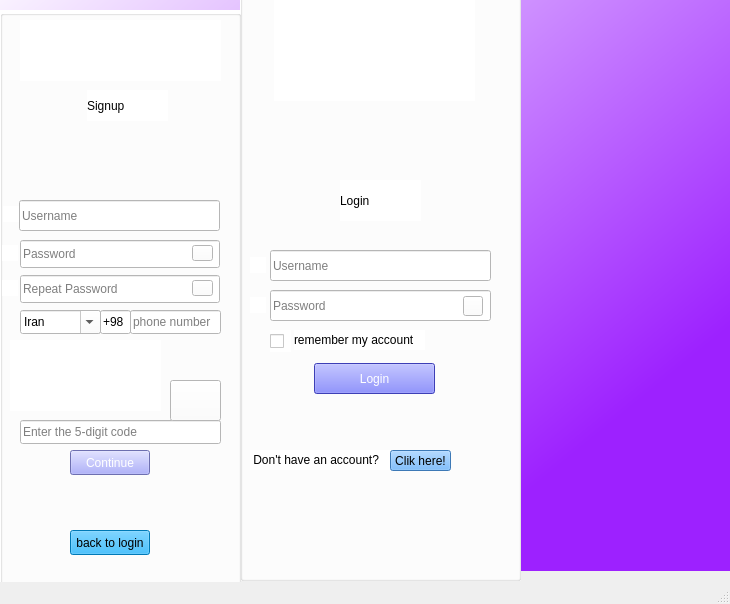
Above: login.ui from Pourya231/converso before the change. Below: the same form after it.
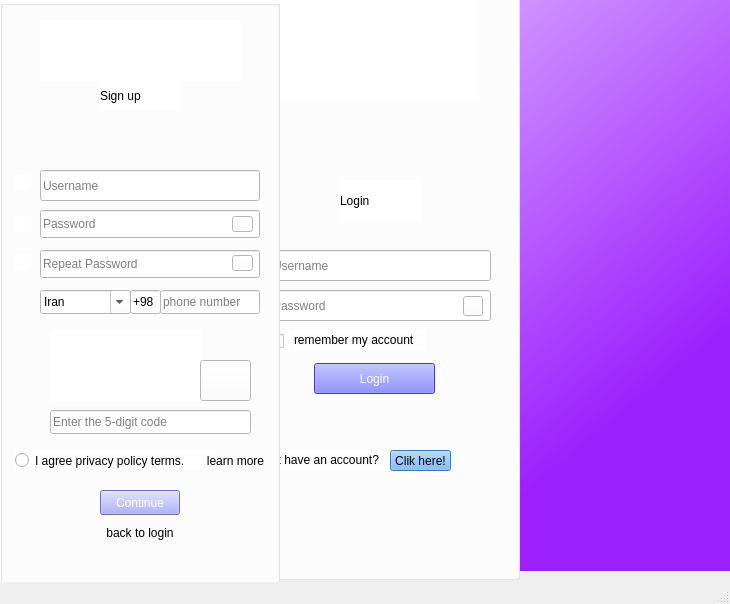
That is the form after the change. Icons and pictures are not drawn.

Commit message: now the terms and privecy policy is added.

```diff
--- a/login.ui
+++ b/login.ui
@@ -40,9 +40,9 @@
     <property name="geometry">
      <rect>
       <x>0</x>
-      <y>10</y>
-      <width>241</width>
-      <height>601</height>
+      <y>0</y>
+      <width>280</width>
+      <height>600</height>
      </rect>
     </property>
     <property name="styleSheet">
@@ -54,9 +54,9 @@
     <widget class="QLabel" name="label_3">
      <property name="geometry">
       <rect>
-       <x>87</x>
+       <x>100</x>
        <y>80</y>
-       <width>81</width>
+       <width>80</width>
        <height>31</height>
       </rect>
      </property>
@@ -65,15 +65,15 @@
 color: rgb(0, 0, 0);</string>
      </property>
      <property name="text">
-      <string>Signup</string>
+      <string>Sign up</string>
      </property>
     </widget>
     <widget class="QLineEdit" name="lineEdit_3">
      <property name="geometry">
       <rect>
-       <x>19</x>
-       <y>190</y>
-       <width>201</width>
+       <x>40</x>
+       <y>170</y>
+       <width>220</width>
        <height>31</height>
       </rect>
      </property>
@@ -96,7 +96,7 @@
     <widget class="QLabel" name="label_4">
      <property name="geometry">
       <rect>
-       <x>10</x>
+       <x>50</x>
        <y>330</y>
        <width>151</width>
        <height>71</height>
@@ -127,7 +127,7 @@
     <widget class="QLineEdit" name="lineEdit_5">
      <property name="geometry">
       <rect>
-       <x>20</x>
+       <x>50</x>
        <y>410</y>
        <width>201</width>
        <height>24</height>
@@ -147,8 +147,8 @@
     <widget class="QPushButton" name="pushButton_4">
      <property name="geometry">
       <rect>
-       <x>70</x>
-       <y>440</y>
+       <x>100</x>
+       <y>490</y>
        <width>80</width>
        <height>25</height>
       </rect>
@@ -166,9 +166,9 @@
     <widget class="QLineEdit" name="lineEdit_6">
      <property name="geometry">
       <rect>
-       <x>130</x>
-       <y>300</y>
-       <width>91</width>
+       <x>160</x>
+       <y>290</y>
+       <width>100</width>
        <height>24</height>
       </rect>
      </property>
@@ -188,9 +188,9 @@
     <widget class="QComboBox" name="comboBox">
      <property name="geometry">
       <rect>
-       <x>20</x>
-       <y>300</y>
-       <width>81</width>
+       <x>40</x>
+       <y>290</y>
+       <width>91</width>
        <height>24</height>
       </rect>
      </property>
@@ -262,8 +262,8 @@
     <widget class="QLabel" name="label_5">
      <property name="geometry">
       <rect>
-       <x>3</x>
-       <y>196</y>
+       <x>15</x>
+       <y>175</y>
        <width>16</width>
        <height>16</height>
       </rect>
@@ -278,8 +278,8 @@
     <widget class="QLineEdit" name="lineEdit_7">
      <property name="geometry">
       <rect>
-       <x>100</x>
-       <y>300</y>
+       <x>130</x>
+       <y>290</y>
        <width>31</width>
        <height>24</height>
       </rect>
@@ -297,8 +297,8 @@
     <widget class="QPushButton" name="pushButton_6">
      <property name="geometry">
       <rect>
-       <x>170</x>
-       <y>370</y>
+       <x>200</x>
+       <y>360</y>
        <width>51</width>
        <height>41</height>
       </rect>
@@ -313,8 +313,8 @@
     <widget class="QLabel" name="label_10">
      <property name="geometry">
       <rect>
-       <x>20</x>
-       <y>10</y>
+       <x>40</x>
+       <y>20</y>
        <width>201</width>
        <height>61</height>
       </rect>
@@ -331,9 +331,9 @@
     <widget class="QLineEdit" name="lineEdit_8">
      <property name="geometry">
       <rect>
-       <x>20</x>
-       <y>230</y>
-       <width>200</width>
+       <x>40</x>
+       <y>210</y>
+       <width>220</width>
        <height>28</height>
       </rect>
      </property>
@@ -357,8 +357,8 @@
     <widget class="QLabel" name="label_11">
      <property name="geometry">
       <rect>
-       <x>2</x>
-       <y>235</y>
+       <x>15</x>
+       <y>216</y>
        <width>16</width>
        <height>16</height>
       </rect>
@@ -373,8 +373,8 @@
     <widget class="QPushButton" name="pushButton_7">
      <property name="geometry">
       <rect>
-       <x>192</x>
-       <y>235</y>
+       <x>232</x>
+       <y>216</y>
        <width>21</width>
        <height>16</height>
       </rect>
@@ -389,9 +389,9 @@
     <widget class="QLineEdit" name="lineEdit_9">
      <property name="geometry">
       <rect>
-       <x>20</x>
-       <y>265</y>
-       <width>200</width>
+       <x>40</x>
+       <y>250</y>
+       <width>220</width>
        <height>28</height>
       </rect>
      </property>
@@ -415,8 +415,8 @@
     <widget class="QLabel" name="label_12">
      <property name="geometry">
       <rect>
-       <x>2</x>
-       <y>270</y>
+       <x>15</x>
+       <y>254</y>
        <width>16</width>
        <height>16</height>
       </rect>
@@ -431,8 +431,8 @@
     <widget class="QPushButton" name="pushButton_8">
      <property name="geometry">
       <rect>
-       <x>192</x>
-       <y>270</y>
+       <x>232</x>
+       <y>255</y>
        <width>21</width>
        <height>16</height>
       </rect>
@@ -447,7 +447,7 @@
     <widget class="QPushButton" name="backlogin">
      <property name="geometry">
       <rect>
-       <x>70</x>
+       <x>100</x>
        <y>520</y>
        <width>80</width>
        <height>25</height>
@@ -460,6 +460,51 @@
      <property name="text">
       <string>back to login</string>
      </property>
+     <property name="autoDefault">
+      <bool>true</bool>
+     </property>
+     <property name="flat">
+      <bool>true</bool>
+     </property>
+    </widget>
+    <widget class="QRadioButton" name="radioButton">
+     <property name="geometry">
+      <rect>
+       <x>15</x>
+       <y>450</y>
+       <width>201</width>
+       <height>21</height>
+      </rect>
+     </property>
+     <property name="text">
+      <string>I agree privacy policy terms.</string>
+     </property>
+    </widget>
+    <widget class="QPushButton" name="pushButton_9">
+     <property name="geometry">
+      <rect>
+       <x>200</x>
+       <y>447</y>
+       <width>71</width>
+       <height>28</height>
+      </rect>
+     </property>
+     <property name="styleSheet">
+      <string notr="true">font: 8pt &quot;MS Shell Dlg 2&quot;;
+</string>
+     </property>
+     <property name="text">
+      <string>learn more</string>
+     </property>
+     <property name="autoDefault">
+      <bool>false</bool>
+     </property>
+     <property name="default">
+      <bool>false</bool>
+     </property>
+     <property name="flat">
+      <bool>true</bool>
+     </property>
     </widget>
     <zorder>lineEdit_8</zorder>
     <zorder>label_3</zorder>
@@ -485,8 +530,8 @@
      <rect>
       <x>240</x>
       <y>-20</y>
-      <width>281</width>
-      <height>601</height>
+      <width>280</width>
+      <height>600</height>
      </rect>
     </property>
     <property name="styleSheet">
```
Left out of the diff: 4 changed lines with no effect on the pictures. The commit also changes 3 other files.
